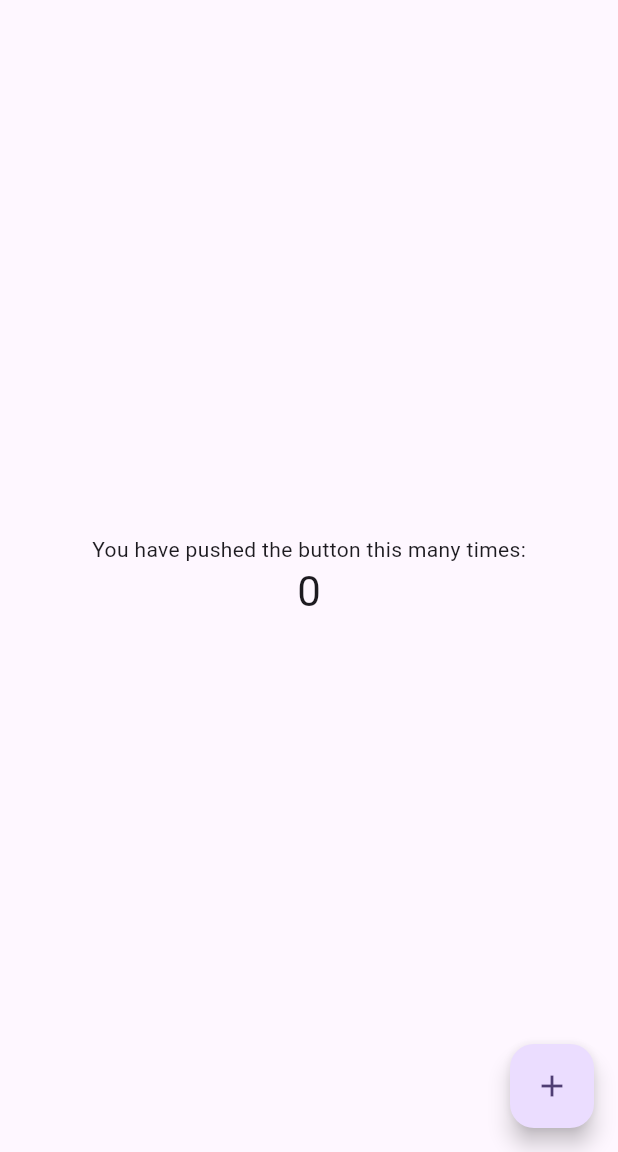
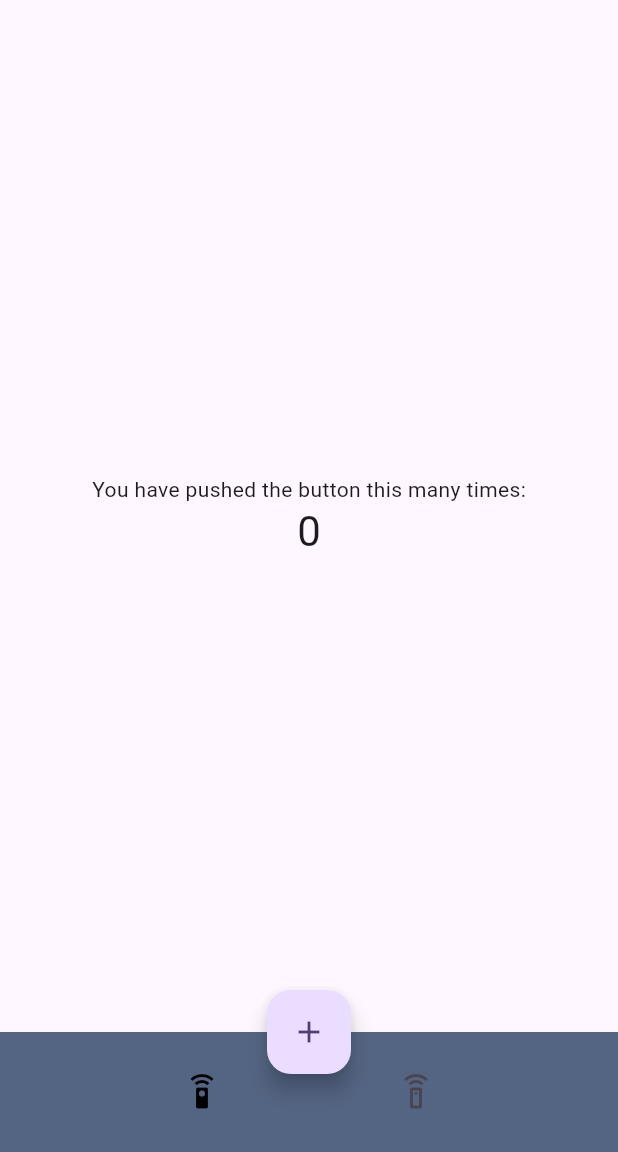
Before and after one commit to sorrowcode/kk-sendir, a Flutter app: the screen it shows after launch, on a phone screen of 412 x 824 dp, the part 84-1236 px from its top. Run offline on Flutter 3.47's test engine with Material 3 defaults, Android fonts, the phone set to English and light mode, and no system bars.

```diff
--- a/app/lib/home_page.dart
+++ b/app/lib/home_page.dart
@@ -1,4 +1,7 @@
+// ignore_for_file: prefer_const_constructors, prefer_const_literals_to_create_immutables
+
 import 'package:flutter/material.dart';
+import 'package:flutter/widgets.dart';
 
 class MyHomePage extends StatefulWidget {
 
@@ -12,10 +15,17 @@ class MyHomePage extends StatefulWidget {
 class _MyHomePageState extends State<MyHomePage> {
   int _counter = 0;
 
-  void _incrementCounter() {
-    setState(() {
-      _counter++;
+  void _incrementCounter({int add = 0, bool zero = false}) {
+    if (zero) {
+      setState(() {
+        _counter = 0;
+      });
+    } else {
+      setState(() {
+      _counter += add;
     });
+    }
+
   }
 
   @override
@@ -27,9 +37,9 @@ class _MyHomePageState extends State<MyHomePage> {
       ),
       drawer: Drawer(
         child: ListView(
-          children: const [
+          children: [
             SizedBox(
-              height: 100.0,
+              height: 75.0,
               child: Row(
                 mainAxisAlignment: MainAxisAlignment.spaceBetween,
                 crossAxisAlignment: CrossAxisAlignment.center,
@@ -77,10 +87,43 @@ class _MyHomePageState extends State<MyHomePage> {
         ),
       ),
       floatingActionButton: FloatingActionButton(
-        onPressed: _incrementCounter,
+        onPressed:() {
+          setState(() {
+            _incrementCounter(add: 1);
+          });
+        },
         tooltip: 'Increment',
         child: const Icon(Icons.add),
       ),
+      bottomNavigationBar: BottomAppBar(
+        color: Color.fromARGB(255, 84, 101, 131),
+        child: Row(
+          mainAxisAlignment: MainAxisAlignment.spaceEvenly,
+          children: [
+            IconButton(
+              onPressed:() {
+                setState(() {
+                  _incrementCounter(add: 5);
+                });
+              },
+              icon: const Icon(Icons.settings_remote),
+              color: Colors.black,
+              hoverColor: Color.fromRGBO(50, 67, 88, 0.5),
+              highlightColor: Color.fromRGBO(50, 67, 88, 1),
+              tooltip: "Emitter",
+              ),
+              IconButton(
+                onPressed:() {
+                  setState(() {
+                    _incrementCounter(zero: true);
+                  });
+                },
+                icon: Icon(Icons.settings_remote_outlined),
+              ),
+          ],
+        ),
+      ),
+      floatingActionButtonLocation: FloatingActionButtonLocation.centerDocked,
     );
   }
 }
```
Also changed, not shown: app/lib/app.dart (+0 -15 lines), app/lib/pages/addDevice.dart (added, +15 -0 lines), app/lib/pages/Emitter.dart (added), app/lib/pages/Receiver.dart (added).
